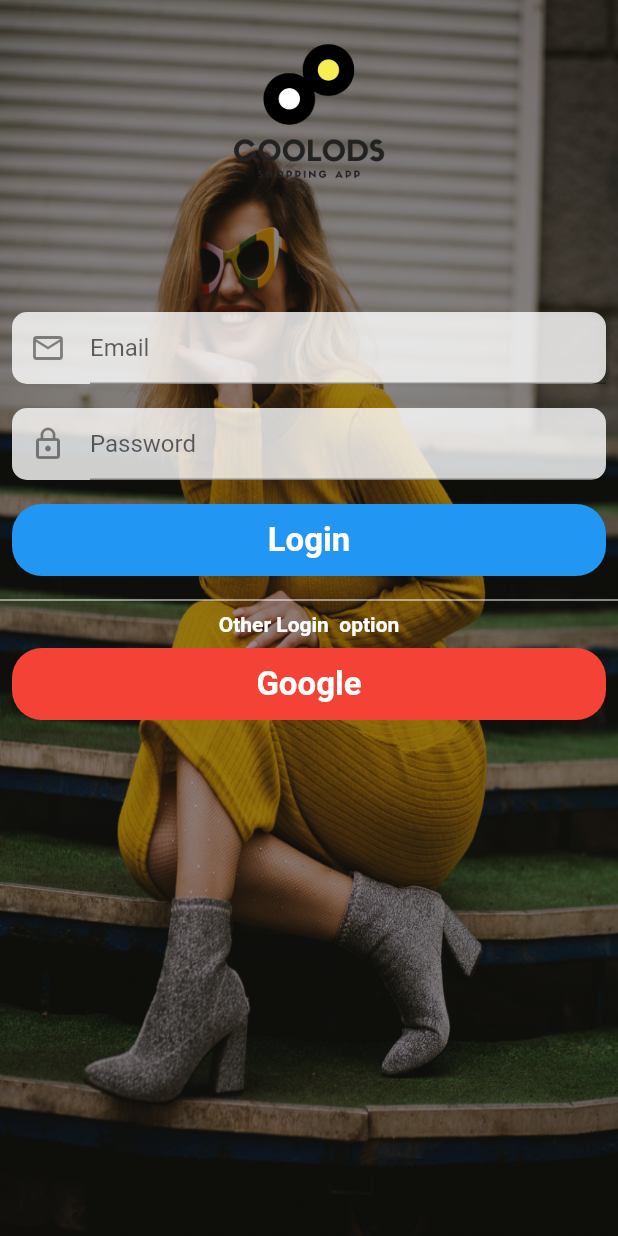
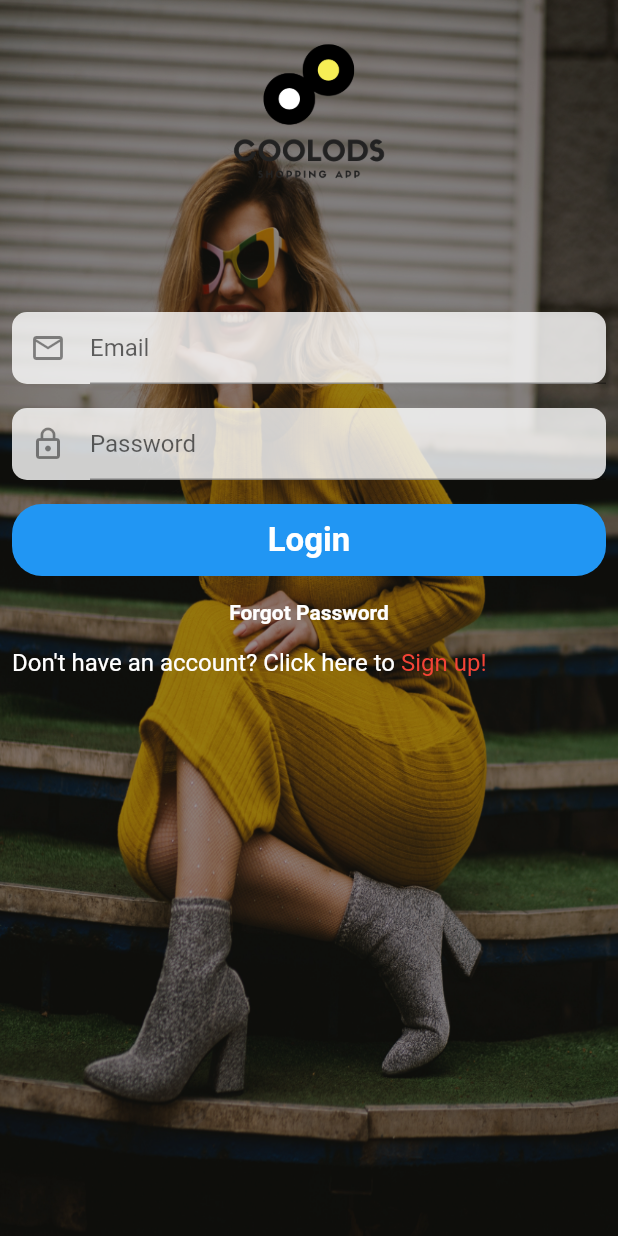
Before and after one commit to Crawford30/ShopApp, a Flutter app: the screen it shows after launch, on a phone screen of 412 x 824 dp. Run offline on Flutter 3.47's test engine with Material 2 defaults, Android fonts, the phone set to English and light mode, and no system bars; our stand-ins replace carousel_pro, cloud_firestore, firebase_auth, firebase_core, fluttertoast, google_sign_in and 1 more; accounts and stored records are empty.

Commit message:
Modified UI login

```diff
--- a/lib/pages/login.dart
+++ b/lib/pages/login.dart
@@ -240,42 +240,71 @@ class _LoginState extends State<Login> {
                         ),
                       ),
                     ),
-                    Expanded(
-                      child: Container(),
-                    ),
-                    Divider(
-                      color: Colors.white,
-                    ),
-                    Text(
-                      "Other Login  option",
-                      textAlign: TextAlign.center,
-                      style: TextStyle(
-                          color: Colors.white,
-                          fontWeight: FontWeight.bold,
-                          fontSize: 14.0),
-                    ),
+
                     Padding(
                       padding: const EdgeInsets.all(8.0),
-                      child: Material(
-                        borderRadius: BorderRadius.circular(20.0),
-                        color: Colors.red,
-                        elevation: 0.0,
-                        child: MaterialButton(
-                          onPressed: () {
-                            handleSignIn();
-                          },
-                          minWidth: MediaQuery.of(context).size.width,
-                          child: Text(
-                            "Google",
-                            textAlign: TextAlign.center,
+                      child: Text(
+                        "Forgot Password",
+                        textAlign: TextAlign.center,
+                        style: TextStyle(
+                            color: Colors.white, fontWeight: FontWeight.bold),
+                      ),
+                    ),
+
+                    Padding(
+                      padding: const EdgeInsets.all(8.0),
+                      child: RichText(
+                        text: TextSpan(
                             style: TextStyle(
                                 color: Colors.white,
-                                fontWeight: FontWeight.bold,
-                                fontSize: 22.0),
-                          ),
-                        ),
+                                fontWeight: FontWeight.w400,
+                                fontSize: 16.0),
+                            children: const [
+                              TextSpan(
+                                  text: "Don't have an account? Click here to"),
+                              TextSpan(
+                                  text: " Sign up!",
+                                  style: TextStyle(color: Colors.red)),
+                            ]),
                       ),
                     ),
+
+                    // Expanded(
+                    //   child: Container(),
+                    // ),
+                    // Divider(
+                    //   color: Colors.white,
+                    // ),
+                    // Text(
+                    //   "Other Login  option",
+                    //   textAlign: TextAlign.center,
+                    //   style: TextStyle(
+                    //       color: Colors.white,
+                    //       fontWeight: FontWeight.bold,
+                    //       fontSize: 14.0),
+                    // ),
+                    // Padding(
+                    //   padding: const EdgeInsets.all(8.0),
+                    //   child: Material(
+                    //     borderRadius: BorderRadius.circular(20.0),
+                    //     color: Colors.red,
+                    //     elevation: 0.0,
+                    //     child: MaterialButton(
+                    //       onPressed: () {
+                    //         handleSignIn();
+                    //       },
+                    //       minWidth: MediaQuery.of(context).size.width,
+                    //       child: Text(
+                    //         "Google",
+                    //         textAlign: TextAlign.center,
+                    //         style: TextStyle(
+                    //             color: Colors.white,
+                    //             fontWeight: FontWeight.bold,
+                    //             fontSize: 22.0),
+                    //       ),
+                    //     ),
+                    //   ),
+                    // ),
                   ],
                 ),
               ),
```
